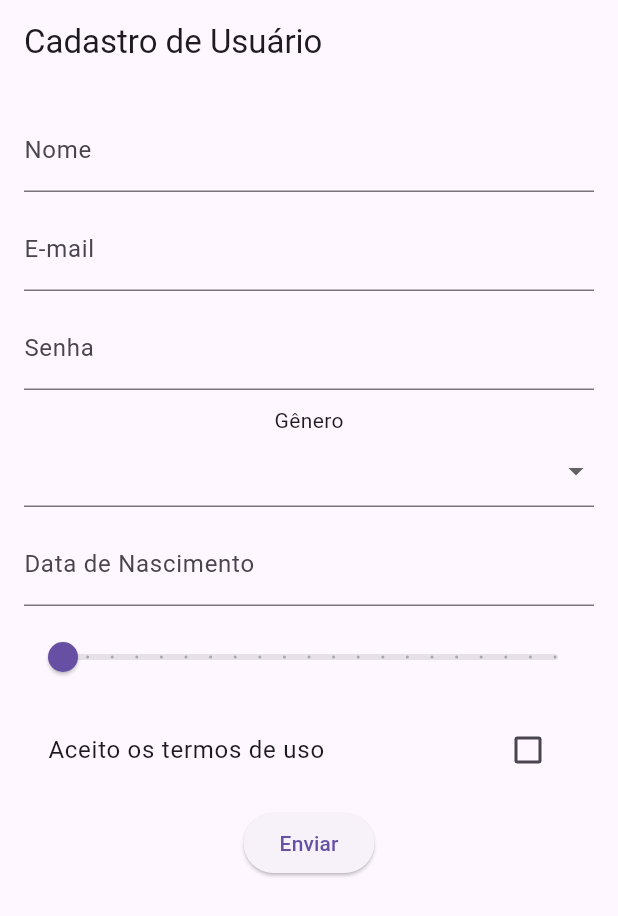
After one commit to salve1531k/CursoMobileSesiTB, a Flutter app: the TelaCadastro screen opened directly, on a phone screen of 412 x 824 dp. The commit adds this screen. Shown: the top 916 px of the screen. Run offline on Flutter 3.47's test engine with Material 3 defaults, Android fonts, the phone set to English and light mode, and no system bars; our stand-ins replace fluttertoast.

Commit message:
21/03/2925

```diff
--- /dev/null
+++ b/introducaoFlutter/exemplo_widgets_interativos/analysis_options.yaml
@@ -0,0 +1 @@
+include: package:flutter_lints/flutter.yaml
--- /dev/null
+++ b/introducaoFlutter/exemplo_widgets_interativos/lib/main.dart
@@ -0,0 +1,126 @@
+import 'package:flutter/material.dart';
+
+void main(){
+  runApp(MaterialApp(
+    home: TelaCadastro(),
+  ));
+}
+
+class TelaCadastro extends StatefulWidget{
+  _TelaCadastroState createState() => _TelaCadastroState();
+}
+
+class _TelaCadastroState extends State<TelaCadastro>{
+  //atributos
+  // chave se seleção de componentes do formulário
+  final _formKey = GlobalKey<FormState>();
+  String nome = "";
+  String email = "";
+  String senha = "";
+  String genero = "";
+  String dataNascimento = "";
+  double _experiencia = 0;
+  bool _aceite = false;
+
+  //métodos
+  @override
+  Widget build(BuildContext context) {
+    return Scaffold(
+      appBar: AppBar(title: Text("Cadastro de Usuário"),),
+      body: Padding(
+        padding: EdgeInsets.all(16),
+        child: Form(
+          key: _formKey,
+          child: Column(
+            children: [
+              //Campo Nome
+              TextFormField(
+                decoration: InputDecoration(labelText: "Nome"),
+                validator:(value) => value!.isEmpty ? "Digite seu Nome" : null,
+                onSaved: (value) => nome = value!,
+              ),
+              SizedBox(height: 10,),
+              //Campo Email
+              TextFormField(
+                decoration: InputDecoration(labelText: "E-mail"),
+                validator: (value) => value!.contains("@") ? null : "Digite um e-mail",
+                onSaved: (value) => email = value!,
+              ),
+              SizedBox(height: 10,),
+              //Campo Senha
+              TextFormField(
+                decoration: InputDecoration(labelText: "Senha"),
+                obscureText: true,
+                validator: (value) => value!.length < 6 ? "A senha deve ter no mínimo 6 char" : null ,
+                onSaved: (value)=> senha = value!,
+              ),
+              SizedBox(height: 10,),
+              //Seleção de Gênero
+              Text("Gênero"),
+              DropdownButtonFormField(
+                items: ["Masculino", "Feminino", "Outro"].map((String genero){
+                  return DropdownMenuItem(
+                    value: genero,
+                    child: Text(genero),
+                  );
+                }).toList(),
+                onChanged: (value) {},
+                validator: (value) => value == null ? "Selecione um gênero" : null,
+                onSaved: (value)=> genero = value!,
+              ),
+              SizedBox(height: 10,),
+              //Seleção de Data Nascimento
+              TextFormField(
+                decoration: InputDecoration(labelText: "Data de Nascimento"),
+                validator: (value) => value!.isEmpty ? "Digite a data de nascimento" : null,
+                onSaved:(value)=> dataNascimento = value!
+              ),
+              SizedBox(height: 10,),
+              //Slider de Seleção
+              Slider(
+                value: _experiencia,
+                min: 0,
+                max: 20,
+                divisions: 20,
+                label: _experiencia.round().toString(),
+                onChanged: (value){
+                  setState(() {
+                    _experiencia = value;
+                  });
+                }),
+                SizedBox(height: 10,),
+                //Aceito dos Termos de uso
+                CheckboxListTile(
+                  value: _aceite,
+                  title: Text("Aceito os termos de uso"),
+                  onChanged:(value) => setState(() {
+                    _aceite = value!;
+                  })),
+                  SizedBox(height: 10,),
+                  ElevatedButton(
+                    onPressed: _enviarFormulario,
+                    child: Text("Enviar"))
+            ],
+          ))
+        )
+    );
+  }
+
+  void _enviarFormulario() {
+    if(_formKey.currentState!.validate() && _aceite){
+      _formKey.currentState!.save();
+      showDialog(
+        context: context,
+        builder: (context) =>
+        AlertDialog(
+          title: Text("Dados do Formulários"),
+          content: Column(
+            children: [
+              Text("Nome: $nome"),
+              Text("Email: $email")
+            ],
+          )
+        ));
+    }
+  }
+}
--- /dev/null
+++ b/introducaoFlutter/sa03_to_do_list/analysis_options.yaml
@@ -0,0 +1 @@
+include: package:flutter_lints/flutter.yaml
```
Also changed, not shown: introducaoFlutter/exemplo_widgets_interativos/pubspec.yaml (added, +19 -0 lines), introducaoFlutter/hello_word/lib/main.dart (+15 -12 lines), introducaoFlutter/sa03_to_do_list/lib/main.dart (added, +75 -0 lines), introducaoFlutter/sa03_to_do_list/pubspec.yaml (added, +19 -0 lines), introducaoFlutter/exemplo_widgets_interativos/pubspec.lock (added), introducaoFlutter/sa03_to_do_list/pubspec.lock (added), 44 other files.
